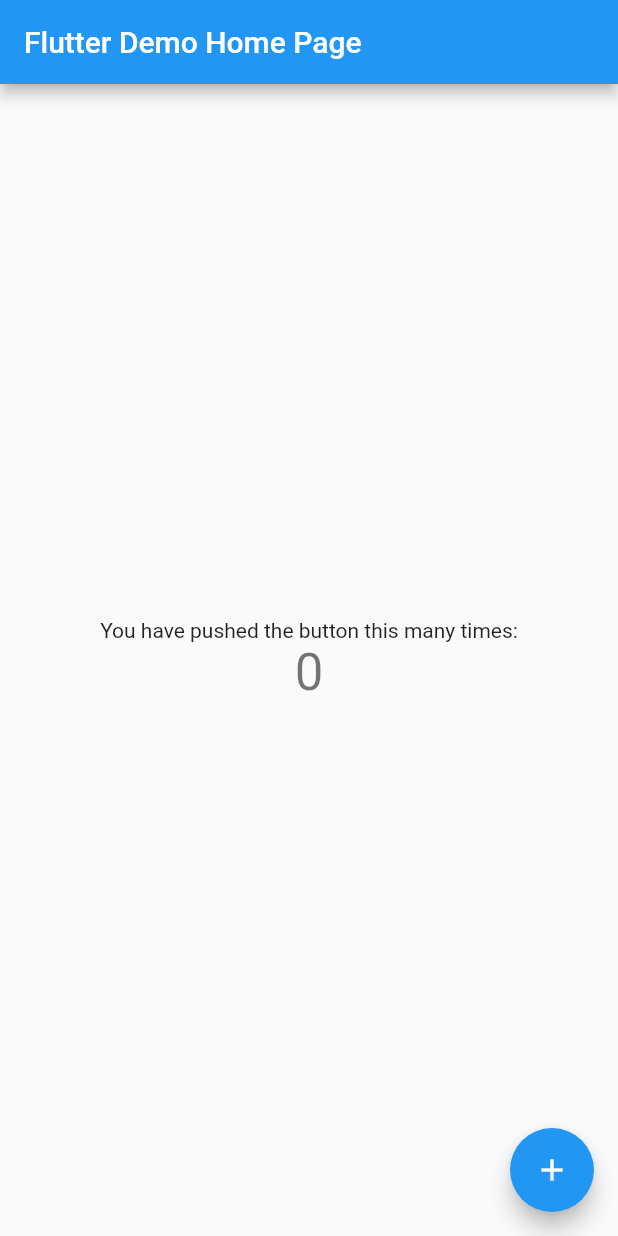
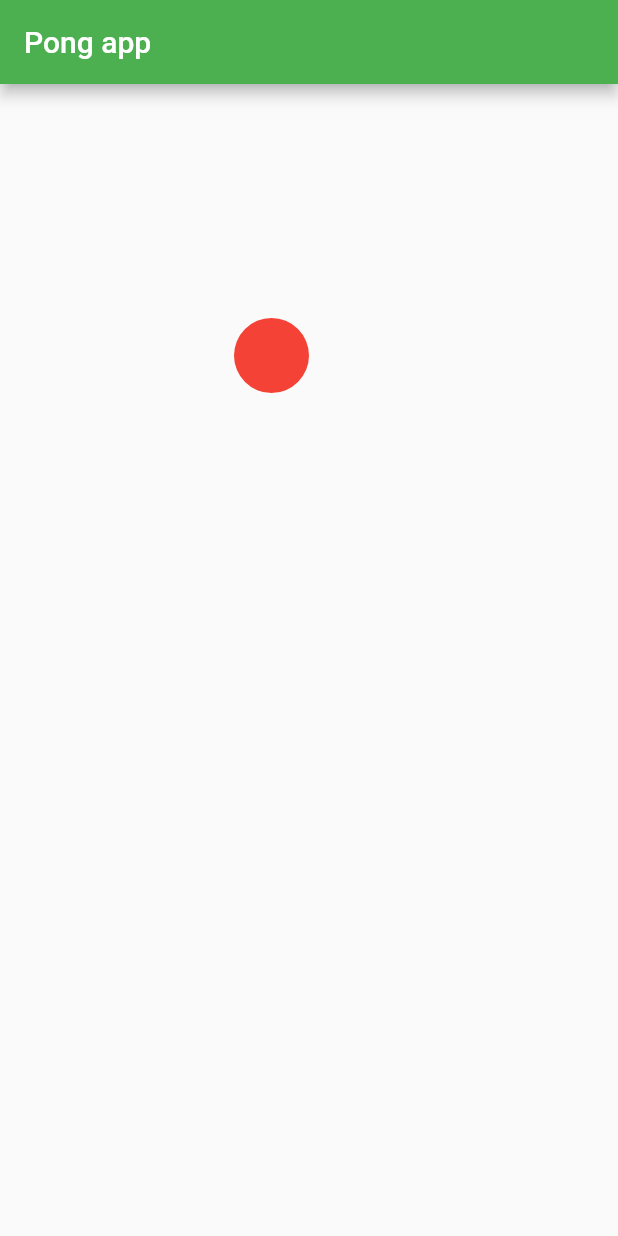
Before and after one commit to sherzod-ortiq/pong_app, a Flutter app: the screen it shows after launch, on a phone screen of 412 x 824 dp. Run offline on Flutter 3.47's test engine with Material 2 defaults, Android fonts, the phone set to English and light mode, and no system bars.

Commit message:
Develop basic ball

```diff
--- a/lib/main.dart
+++ b/lib/main.dart
@@ -1,113 +1,98 @@
 import 'package:flutter/material.dart';
+import 'package:flutter/scheduler.dart';
 
 void main() {
   runApp(MyApp());
 }
 
 class MyApp extends StatelessWidget {
-  // This widget is the root of your application.
   @override
   Widget build(BuildContext context) {
     return MaterialApp(
-      title: 'Flutter Demo',
+      title: 'Pong app',
       theme: ThemeData(
-        // This is the theme of your application.
-        //
-        // Try running your application with "flutter run". You'll see the
-        // application has a blue toolbar. Then, without quitting the app, try
-        // changing the primarySwatch below to Colors.green and then invoke
-        // "hot reload" (press "r" in the console where you ran "flutter run",
-        // or simply save your changes to "hot reload" in a Flutter IDE).
-        // Notice that the counter didn't reset back to zero; the application
-        // is not restarted.
-        primarySwatch: Colors.blue,
+        primarySwatch: Colors.green,
       ),
-      home: MyHomePage(title: 'Flutter Demo Home Page'),
+      home: MyHomePage(),
     );
   }
 }
 
-class MyHomePage extends StatefulWidget {
-  MyHomePage({Key key, this.title}) : super(key: key);
+class MyHomePage extends StatelessWidget {
+  final ticker = Ticker((elapsed) => print('hello'));
+  @override
+  Widget build(BuildContext context) {
+    return Scaffold(
+      appBar: AppBar(
+        title: Text("Pong app"),
+      ),
+      body: Stack(
+        children: <Widget>[
+          Ball(
+            screenHeight: MediaQuery.of(context).size.height,
+            screenWidth: MediaQuery.of(context).size.width,
+            paddingBottom: MediaQuery.of(context).padding.bottom,
+          ),
+        ],
+      ),
+    );
+  }
+}
 
-  // This widget is the home page of your application. It is stateful, meaning
-  // that it has a State object (defined below) that contains fields that affect
-  // how it looks.
+class Ball extends StatefulWidget {
+  final double screenWidth;
+  final double screenHeight;
+  final double paddingBottom;
 
-  // This class is the configuration for the state. It holds the values (in this
-  // case the title) provided by the parent (in this case the App widget) and
-  // used by the build method of the State. Fields in a Widget subclass are
-  // always marked "final".
-
-  final String title;
+  Ball({
+    @required this.screenWidth,
+    @required this.screenHeight,
+    @required this.paddingBottom,
+  });
 
   @override
-  _MyHomePageState createState() => _MyHomePageState();
+  _BallState createState() => _BallState();
 }
 
-class _MyHomePageState extends State<MyHomePage> {
-  int _counter = 0;
+class _BallState extends State<Ball> {
+  double ballHeight = 50;
+  double ballWidth = 50;
+  double xAxis = 0;
+  double yAxis = 0;
+  double dX = 0;
+  double dY = 0;
 
-  void _incrementCounter() {
+  void moveBall() {
+    if (xAxis <= 0) dX = 4;
+    if (xAxis >= widget.screenWidth - ballWidth) dX = -4;
+    if (yAxis <= 0) dY = 4;
+    if (yAxis >= widget.screenHeight - ballHeight - kToolbarHeight) dY = -4;
+
     setState(() {
-      // This call to setState tells the Flutter framework that something has
-      // changed in this State, which causes it to rerun the build method below
-      // so that the display can reflect the updated values. If we changed
-      // _counter without calling setState(), then the build method would not be
-      // called again, and so nothing would appear to happen.
-      _counter++;
+      xAxis += dX;
+      yAxis += dY;
     });
+  }
+
+  void initState() {
+    super.initState();
+    final ticker = Ticker((elapsed) => moveBall());
+    ticker.start();
   }
 
   @override
   Widget build(BuildContext context) {
-    // This method is rerun every time setState is called, for instance as done
-    // by the _incrementCounter method above.
-    //
-    // The Flutter framework has been optimized to make rerunning build methods
-    // fast, so that you can just rebuild anything that needs updating rather
-    // than having to individually change instances of widgets.
-    return Scaffold(
-      appBar: AppBar(
-        // Here we take the value from the MyHomePage object that was created by
-        // the App.build method, and use it to set our appbar title.
-        title: Text(widget.title),
-      ),
-      body: Center(
-        // Center is a layout widget. It takes a single child and positions it
-        // in the middle of the parent.
-        child: Column(
-          // Column is also a layout widget. It takes a list of children and
-          // arranges them vertically. By default, it sizes itself to fit its
-          // children horizontally, and tries to be as tall as its parent.
-          //
-          // Invoke "debug painting" (press "p" in the console, choose the
-          // "Toggle Debug Paint" action from the Flutter Inspector in Android
-          // Studio, or the "Toggle Debug Paint" command in Visual Studio Code)
-          // to see the wireframe for each widget.
-          //
-          // Column has various properties to control how it sizes itself and
-          // how it positions its children. Here we use mainAxisAlignment to
-          // center the children vertically; the main axis here is the vertical
-          // axis because Columns are vertical (the cross axis would be
-          // horizontal).
-          mainAxisAlignment: MainAxisAlignment.center,
-          children: <Widget>[
-            Text(
-              'You have pushed the button this many times:',
-            ),
-            Text(
-              '$_counter',
-              style: Theme.of(context).textTheme.headline4,
-            ),
-          ],
+    return Positioned(
+      left: xAxis,
+      top: yAxis,
+      child: Container(
+        width: ballWidth,
+        height: ballHeight,
+        decoration: BoxDecoration(
+          borderRadius: BorderRadius.circular(100),
+          color: Colors.red,
         ),
       ),
-      floatingActionButton: FloatingActionButton(
-        onPressed: _incrementCounter,
-        tooltip: 'Increment',
-        child: Icon(Icons.add),
-      ), // This trailing comma makes auto-formatting nicer for build methods.
     );
   }
 }
```
